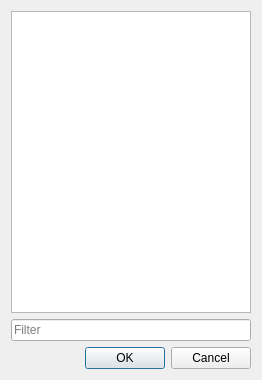
ArialSenki/MO2-Revamped, file source/modorganizer/src/listdialog.ui: the form before one commit.
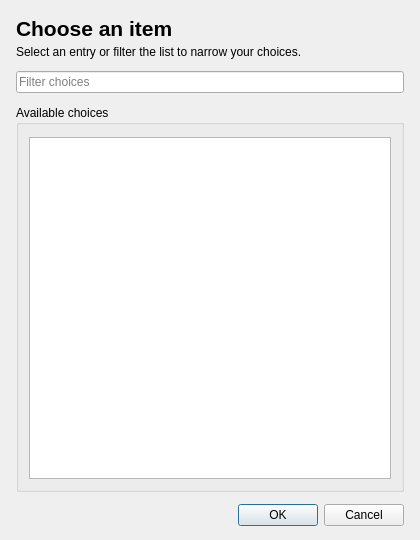
The form after the commit. Custom widgets are drawn as their Qt base class.

What changed in the file:
```diff
--- a/source/modorganizer/src/listdialog.ui
+++ b/source/modorganizer/src/listdialog.ui
@@ -2,68 +2,51 @@
 <ui version="4.0">
  <class>ListDialog</class>
  <widget class="QDialog" name="ListDialog">
-  <property name="geometry">
-   <rect>
-    <x>0</x>
-    <y>0</y>
-    <width>260</width>
-    <height>380</height>
-   </rect>
-  </property>
-  <property name="windowTitle">
-   <string>Select an item...</string>
-  </property>
+  <property name="geometry"><rect><x>0</x><y>0</y><width>420</width><height>540</height></rect></property>
+  <property name="minimumSize"><size><width>320</width><height>400</height></size></property>
+  <property name="windowTitle"><string>Choose an item</string></property>
   <layout class="QVBoxLayout" name="verticalLayout">
+   <property name="spacing"><number>12</number></property>
+   <property name="leftMargin"><number>16</number></property><property name="topMargin"><number>16</number></property>
+   <property name="rightMargin"><number>16</number></property><property name="bottomMargin"><number>14</number></property>
    <item>
-    <widget class="QListWidget" name="choiceList">
-     <property name="sizePolicy">
-      <sizepolicy hsizetype="Preferred" vsizetype="Preferred">
-       <horstretch>0</horstretch>
-       <verstretch>0</verstretch>
-      </sizepolicy>
-     </property>
-     <property name="minimumSize">
-      <size>
-       <width>240</width>
-       <height>280</height>
-      </size>
-     </property>
-     <property name="verticalScrollMode">
-      <enum>QAbstractItemView::ScrollPerPixel</enum>
-     </property>
+    <widget class="QWidget" name="headerPanel" native="true">
+     <layout class="QVBoxLayout" name="headerLayout">
+      <property name="spacing"><number>4</number></property>
+      <property name="leftMargin"><number>0</number></property><property name="topMargin"><number>0</number></property>
+      <property name="rightMargin"><number>0</number></property><property name="bottomMargin"><number>0</number></property>
+      <item><widget class="QLabel" name="titleLabel"><property name="font"><font><pointsize>16</pointsize><weight>600</weight><bold>true</bold></font></property><property name="text"><string>Choose an item</string></property></widget></item>
+      <item><widget class="QLabel" name="subtitleLabel"><property name="text"><string>Select an entry or filter the list to narrow your choices.</string></property><property name="wordWrap"><bool>true</bool></property></widget></item>
+     </layout>
     </widget>
    </item>
+   <item><widget class="MOBase::LineEditClear" name="filterEdit"><property name="toolTip"><string>Filter the available choices.</string></property><property name="placeholderText"><string>Filter choices</string></property></widget></item>
    <item>
-    <widget class="MOBase::LineEditClear" name="filterEdit">
-     <property name="text">
-      <string/>
-     </property>
-     <property name="placeholderText">
-      <string>Filter</string>
-     </property>
+    <widget class="QGroupBox" name="choicesGroup">
+     <property name="title"><string>Available choices</string></property>
+     <layout class="QVBoxLayout" name="choicesLayout">
+      <property name="leftMargin"><number>10</number></property><property name="topMargin"><number>12</number></property>
+      <property name="rightMargin"><number>10</number></property><property name="bottomMargin"><number>10</number></property>
+      <item>
+       <widget class="QListWidget" name="choiceList">
+        <property name="minimumSize"><size><width>240</width><height>240</height></size></property>
+        <property name="alternatingRowColors"><bool>true</bool></property>
+        <property name="verticalScrollMode"><enum>QAbstractItemView::ScrollPerPixel</enum></property>
+       </widget>
+      </item>
+     </layout>
     </widget>
    </item>
    <item>
-    <widget class="QDialogButtonBox" name="buttonBox">
-     <property name="layoutDirection">
-      <enum>Qt::LeftToRight</enum>
-     </property>
-     <property name="orientation">
-      <enum>Qt::Horizontal</enum>
-     </property>
-     <property name="standardButtons">
-      <set>QDialogButtonBox::Cancel|QDialogButtonBox::Ok</set>
-     </property>
-    </widget>
+    <layout class="QHBoxLayout" name="footerLayout">
+     <item><spacer name="footerSpacer"><property name="orientation"><enum>Qt::Horizontal</enum></property><property name="sizeHint" stdset="0"><size><width>40</width><height>20</height></size></property></spacer></item>
+     <item><widget class="QDialogButtonBox" name="buttonBox"><property name="orientation"><enum>Qt::Horizontal</enum></property><property name="standardButtons"><set>QDialogButtonBox::Cancel|QDialogButtonBox::Ok</set></property></widget></item>
+    </layout>
    </item>
   </layout>
  </widget>
  <customwidgets>
-  <customwidget>
-   <class>MOBase::LineEditClear</class>
-   <extends>QLineEdit</extends>
-   <header>lineeditclear.h</header>
-  </customwidget>
+  <customwidget><class>MOBase::LineEditClear</class><extends>QLineEdit</extends><header>lineeditclear.h</header></customwidget>
  </customwidgets>
  <resources/>
  <connections>
```
Left out of the diff: 34 changed lines with no effect on the pictures.
